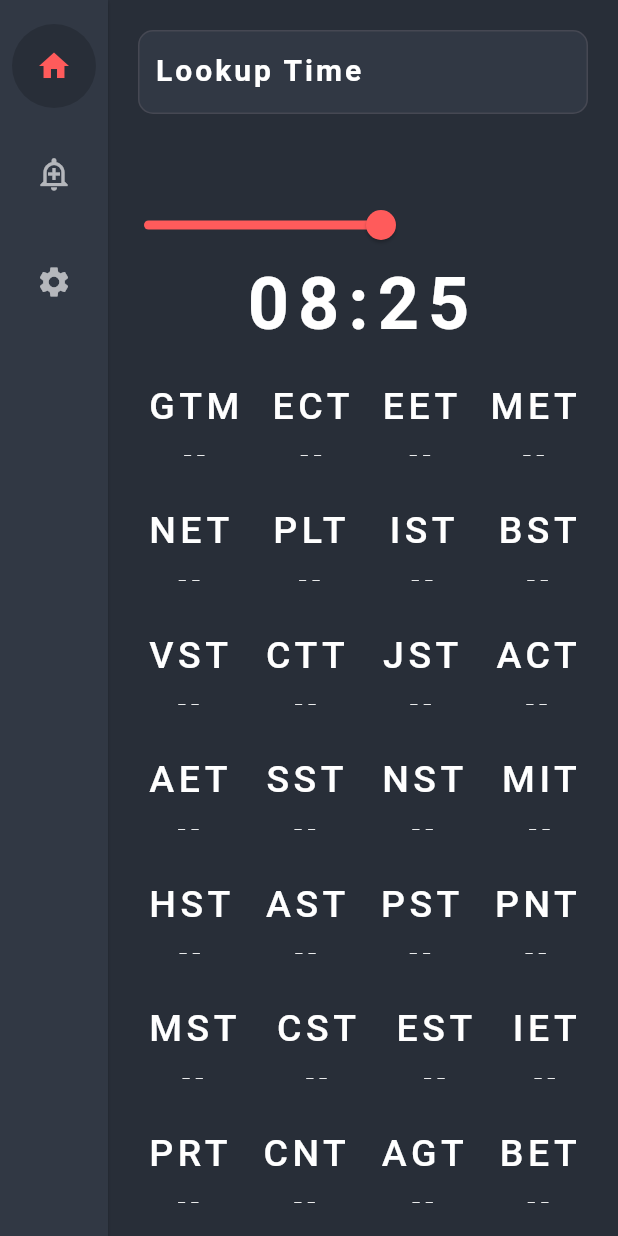
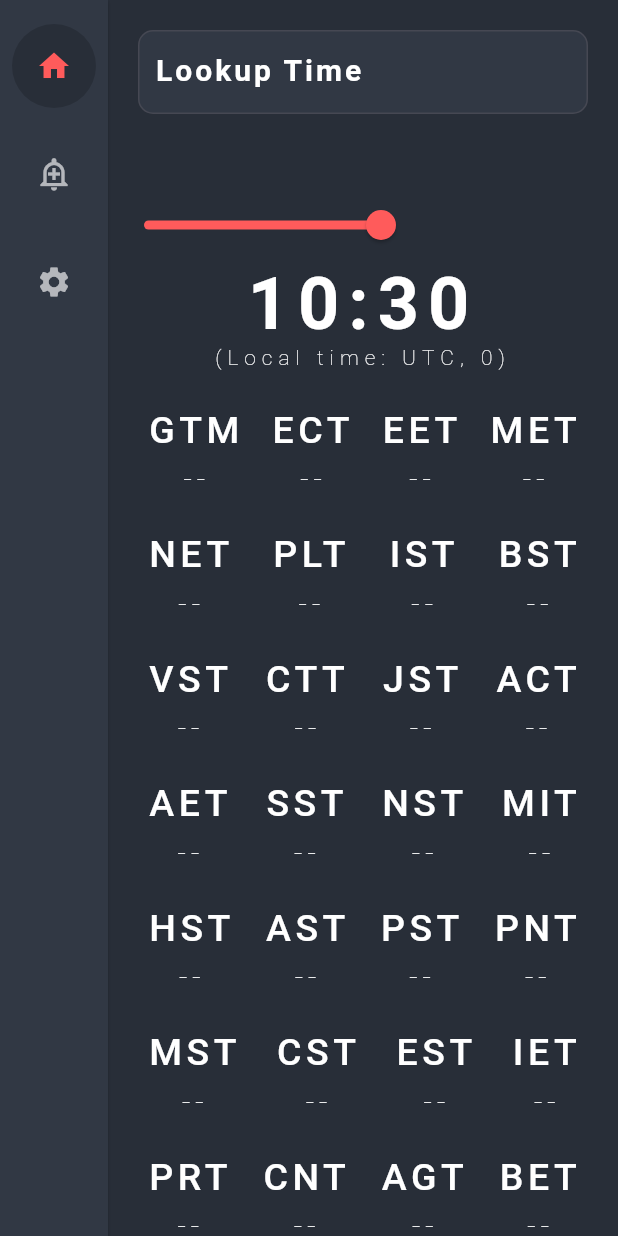
Before and after one commit to KristiforMilchev/time-calculator, a Flutter app: the screen it shows after launch, on a phone screen of 412 x 824 dp. Run offline on Flutter 3.47's test engine with Material 2 defaults, Android fonts, the phone set to English and light mode, and no system bars; our stand-ins replace flutter_multi_formatter, get_it, go_router, stacked; missing offline and left inert: dart:ffi; Roboto replaces fonts that are missing (Loto); statements that could not run were skipped.

Commit message:
Adding local time conversion

```diff
--- a/presentation/lib/views/home/home.view.dart
+++ b/presentation/lib/views/home/home.view.dart
@@ -89,14 +89,25 @@ class HomeView extends StatelessWidget {
                     label: "${viewModel.timeSelected} UTC",
                     onChanged: (value) => viewModel.onTimeChanged(value),
                   ),
-                  const Text(
-                    "08:25",
-                    style: TextStyle(
+                  Text(
+                    viewModel.localTime,
+                    style: const TextStyle(
                       fontFamily: "Loto",
                       fontWeight: FontWeight.bold,
                       fontSize: 48,
                       color: ThemeStyles.fontPrimary,
                       letterSpacing: 6,
+                    ),
+                    textAlign: TextAlign.center,
+                  ),
+                  Text(
+                    viewModel.localDetails,
+                    style: const TextStyle(
+                      fontFamily: "Loto",
+                      fontWeight: FontWeight.w100,
+                      fontSize: 14,
+                      color: ThemeStyles.fontPrimary,
+                      letterSpacing: 4,
                     ),
                     textAlign: TextAlign.center,
                   ),
--- a/presentation/lib/views/home/home.viewmodel.dart
+++ b/presentation/lib/views/home/home.viewmodel.dart
@@ -4,13 +4,13 @@ import 'package:stacked/stacked.dart';
 
 class HomeViewModel extends BaseViewModel {
   GetIt getIt = GetIt.I;
-  int _hours = 11;
-  int _minutes = 24;
+  int _hours = 0;
+  int _minutes = 0;
 
   double _timeSelected = 1;
   double get timeSelected => _timeSelected;
   late ITimeConverter _timeConverter;
-  String _emptyString = "--";
+  final String _emptyString = "--";
   String get emptyString => _emptyString;
 
   String? _gtmTime;
@@ -97,12 +97,20 @@ class HomeViewModel extends BaseViewModel {
   String? _betTime;
   String? get betTime => _betTime;
 
+  String _localTime = "${DateTime.now().hour}:${DateTime.now().minute}";
+  String get localTime => _localTime;
+
+  String _localDetails =
+      "(Local time: ${DateTime.now().timeZoneName}, ${DateTime.now().timeZoneOffset.inHours})";
+  String get localDetails => _localDetails;
+
   ready() {
     _timeConverter = getIt.get<ITimeConverter>();
   }
 
   onTimeChanged(double value) {
     _timeSelected = value;
+    calculateUtcToLocal();
     calulateDifference();
   }
 
@@ -150,5 +158,14 @@ class HomeViewModel extends BaseViewModel {
     if (timeData.length > 1) {
       _minutes = timeData[1].isEmpty ? 0 : int.parse(timeData[1]);
     }
+
+    calculateUtcToLocal();
+
+    calulateDifference();
+  }
+
+  void calculateUtcToLocal() {
+    _localTime =
+        "${_hours + ((timeSelected) + DateTime.now().timeZoneOffset.inHours)}:${_minutes}";
   }
 }
```
